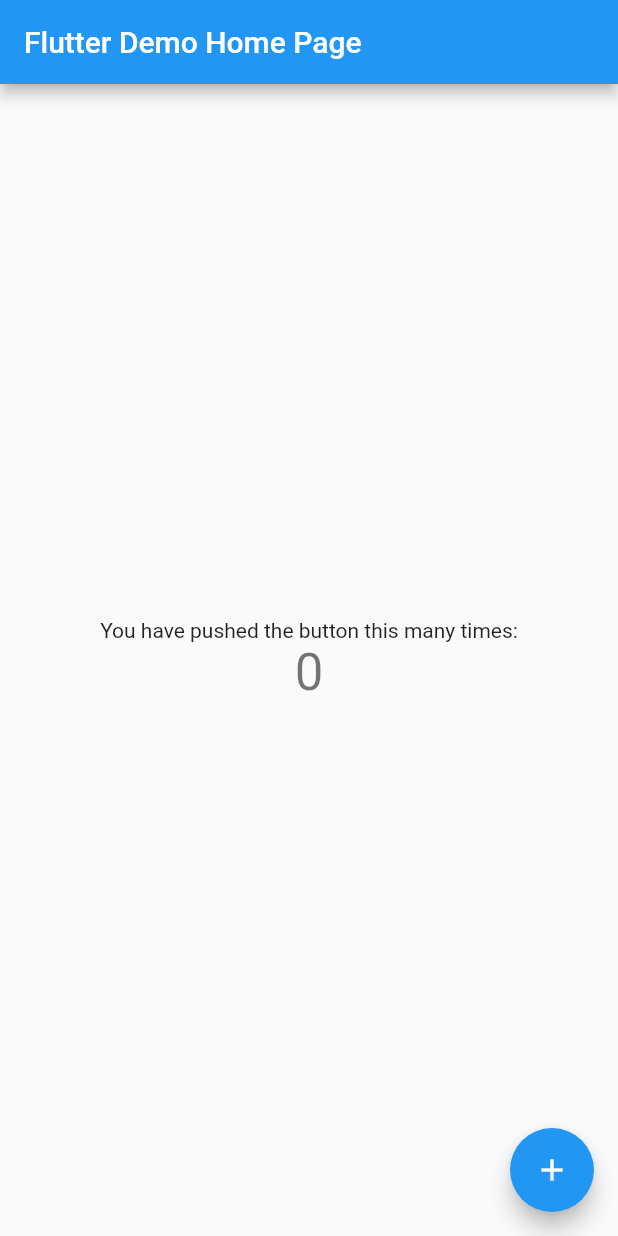
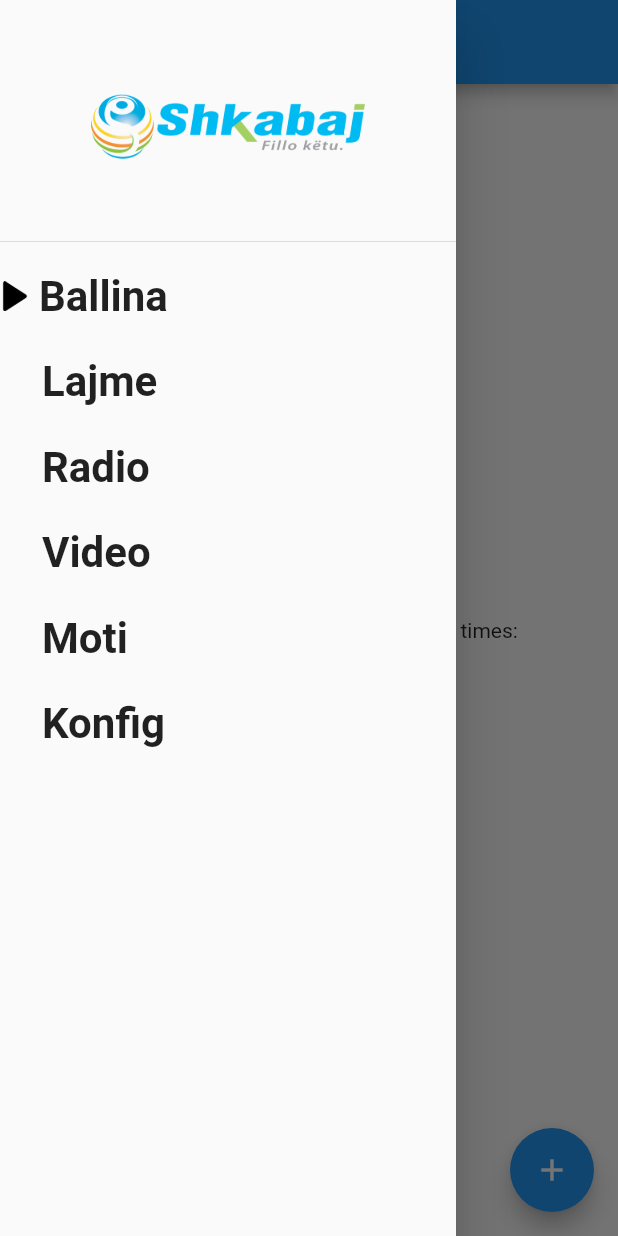
Before and after one commit to dgr-aiwe/ShkabajFlutter, a Flutter app: the screen it shows after launch, with the side drawer open (before the commit the screen has no drawer), on a phone screen of 412 x 824 dp. Run offline on Flutter 3.47's test engine with Material 2 defaults, Android fonts, the phone set to English and light mode, and no system bars.

Commit message:
Added drawer navigation

```diff
--- /dev/null
+++ b/lib/drawer.dart
@@ -0,0 +1,121 @@
+import 'package:flutter/material.dart';
+
+// ignore: must_be_immutable
+var selectedItem = DrawerItemsEnum.BALLINA;
+class AppDrawer extends StatelessWidget {
+
+  @override
+  Widget build(BuildContext context) {
+    return Drawer(
+      child: ListView(
+        children: [
+          DrawerHeader(
+              child:
+            Container(
+              child: Image.asset('lib/assets/images/shkabaj.png'),
+              padding: EdgeInsets.all(40),
+      )
+          ),
+          DrawerItem(itemName: "Ballina", type: DrawerItemsEnum.BALLINA,),
+          DrawerItem(itemName: "Lajme", type: DrawerItemsEnum.LAJME,),
+          DrawerItem(itemName: "Radio", type: DrawerItemsEnum.RADIO,),
+          DrawerItem(itemName: "Video", type: DrawerItemsEnum.VIDEO,),
+          DrawerItem(itemName: "Moti", type: DrawerItemsEnum.MOTI,),
+          DrawerItem(itemName: "Konfig", type: DrawerItemsEnum.KONFIG,),
+        ],
+      ),
+    );
+  }
+}
+
+void _onItemClick(BuildContext context, DrawerItemsEnum type) {
+  Navigator.pop(context);
+  selectedItem = type;
+}
+
+enum DrawerItemsEnum {
+  BALLINA,
+  LAJME,
+  RADIO,
+  VIDEO,
+  MOTI,
+  KONFIG
+}
+
+class SelectedDrawerItem extends StatelessWidget {
+  final String itemName;
+
+  const SelectedDrawerItem({Key key, this.itemName}) : super(key: key);
+  @override
+  Widget build(BuildContext context) {
+    return Row(
+      children: [
+        Image(
+          image: AssetImage('lib/assets/images/triangle.png'),
+          width: 20,
+        ),
+        Padding(
+          padding: EdgeInsets.only(left: 6, top: 12, right: 24, bottom: 12),
+          child: Row(
+            children: [
+              Text(itemName,
+                textDirection: TextDirection.ltr,
+                style: TextStyle(
+                    fontSize: 28,
+                    fontWeight: FontWeight.bold
+                ),
+              )
+            ],
+          ),
+        )
+      ],
+    );
+  }
+}
+
+class NonSelectedDrawerItem extends StatelessWidget {
+  final String itemName;
+
+  const NonSelectedDrawerItem({Key key, this.itemName}) : super(key: key);
+
+  @override
+  Widget build(BuildContext context) {
+    return Row(
+      children: [
+        Padding(
+          padding: EdgeInsets.only(left: 28, top: 12, right: 24, bottom: 12),
+          child:
+          Text(itemName,
+            textDirection: TextDirection.ltr,
+            style: TextStyle(
+              fontSize: 28,
+              fontWeight: FontWeight.bold
+            ),
+          ),
+        )
+      ],
+    );
+  }
+}
+
+class DrawerItem extends StatelessWidget {
+  final String itemName;
+  final DrawerItemsEnum type;
+
+  const DrawerItem({Key key, this.itemName, this.type}) : super(key: key);
+
+  @override
+  Widget build(BuildContext context) {
+    return InkWell(
+      child: Row(
+        children: [
+          selectedItem == type ? SelectedDrawerItem(itemName: itemName,)
+              : NonSelectedDrawerItem(itemName: itemName)
+        ],
+      ),
+      onTap: () => {
+        _onItemClick(context, type)
+      },
+    );
+  }
+}
--- a/lib/main.dart
+++ b/lib/main.dart
@@ -1,4 +1,5 @@
 import 'package:flutter/material.dart';
+import 'package:shkabaj_flutter/drawer.dart';
 
 void main() {
   runApp(MyApp());
@@ -42,6 +43,7 @@ class _MyHomePageState extends State<MyHomePage> {
       appBar: AppBar(
         title: Text(widget.title),
       ),
+      drawer: AppDrawer(),
       body: Center(
         child: Column(
           mainAxisAlignment: MainAxisAlignment.center,
--- a/pubspec.yaml
+++ b/pubspec.yaml
@@ -39,6 +39,9 @@ dev_dependencies:
 # The following section is specific to Flutter.
 flutter:
 
+  assets:
+    - lib/assets/images/
+
   # The following line ensures that the Material Icons font is
   # included with your application, so that you can use the icons in
   # the material Icons class.
```
Also changed, not shown: lib/assets/images/shkabaj.png (added), lib/assets/images/triangle.png (added).
